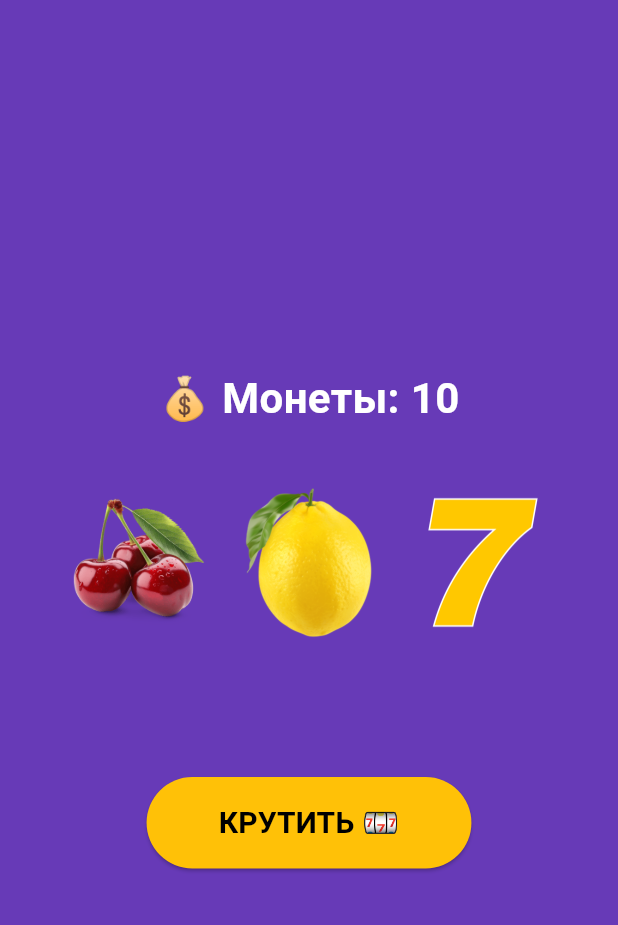
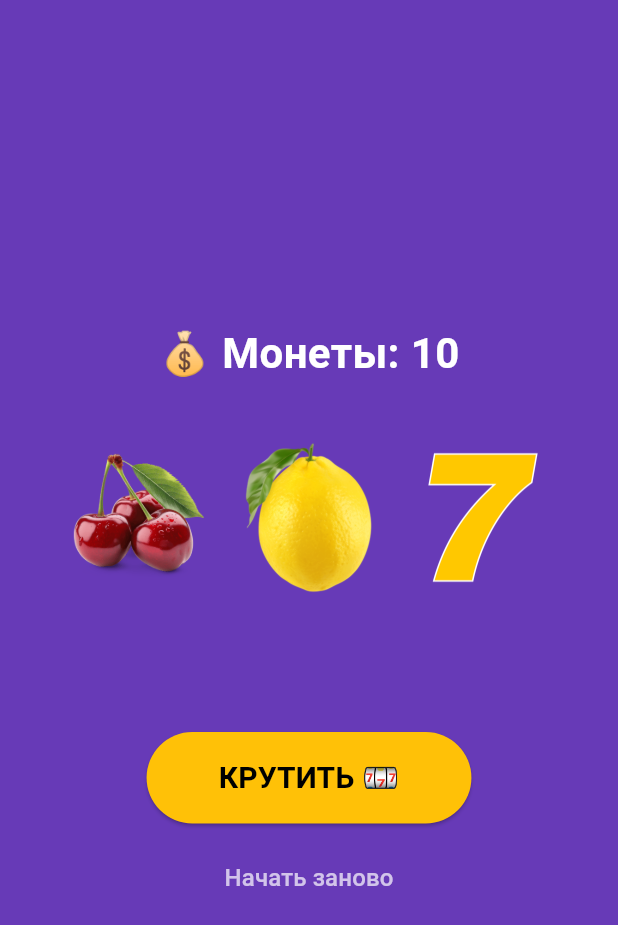
Before and after one commit to myriton/Flutter_Lab9, a Flutter app: the screen it shows after launch, on a phone screen of 412 x 824 dp. Shown: the top 925 px of the screen. Run offline on Flutter 3.47's test engine with Material 3 defaults, Android fonts, the phone set to English and light mode, and no system bars.

Commit message:
Add coin protection, disabled button state and reset button

```diff
--- a/lib/slot_machine.dart
+++ b/lib/slot_machine.dart
@@ -3,17 +3,6 @@ import 'package:flutter/material.dart';
 import 'dart:math';
 
 class SlotMachine extends StatefulWidget {
-  void _reset() {
-    setState(() {
-      _coins = 10;
-      _slot1 = _cherry;
-      _slot2 = _lemon;
-      _slot3 = _seven;
-      _message = '';
-    });
-}
-
-
   const SlotMachine({super.key});
 
   @override
@@ -23,8 +12,7 @@ class SlotMachine extends StatefulWidget {
 
 class _SlotMachineState
     extends State<SlotMachine> {
-  static const _cherry =
-      'assets/images/cherry.png';
+  static const _cherry = 'assets/images/cherry.png';
   static const _lemon = 'assets/images/lemon.png';
   static const _seven = 'assets/images/seven.png';
   static const _symbols = [
@@ -76,6 +64,19 @@ class _SlotMachineState
     });
   }
 
+  void _reset() {
+    setState(() {
+      _coins = 10;
+      _slot1 = _cherry;
+      _slot2 = _lemon;
+      _slot3 = _seven;
+      _message = '';
+    });
+  }
+
+
+
+  @override
   Widget build(BuildContext context) {
     return Column(
       mainAxisAlignment: MainAxisAlignment.center,
@@ -143,6 +144,17 @@ class _SlotMachineState
             ),
           ),
         ),
+        const SizedBox(height: 12),
+        TextButton(
+          onPressed: _reset,
+          child: const Text(
+            'Начать заново',
+            style: TextStyle(
+              color: Colors.white70,
+              fontSize: 16,
+            ),
+          ),
+        ),
       ],
     );
   }
```
Also changed, not shown: img/step4_shevchenko.png (added).
